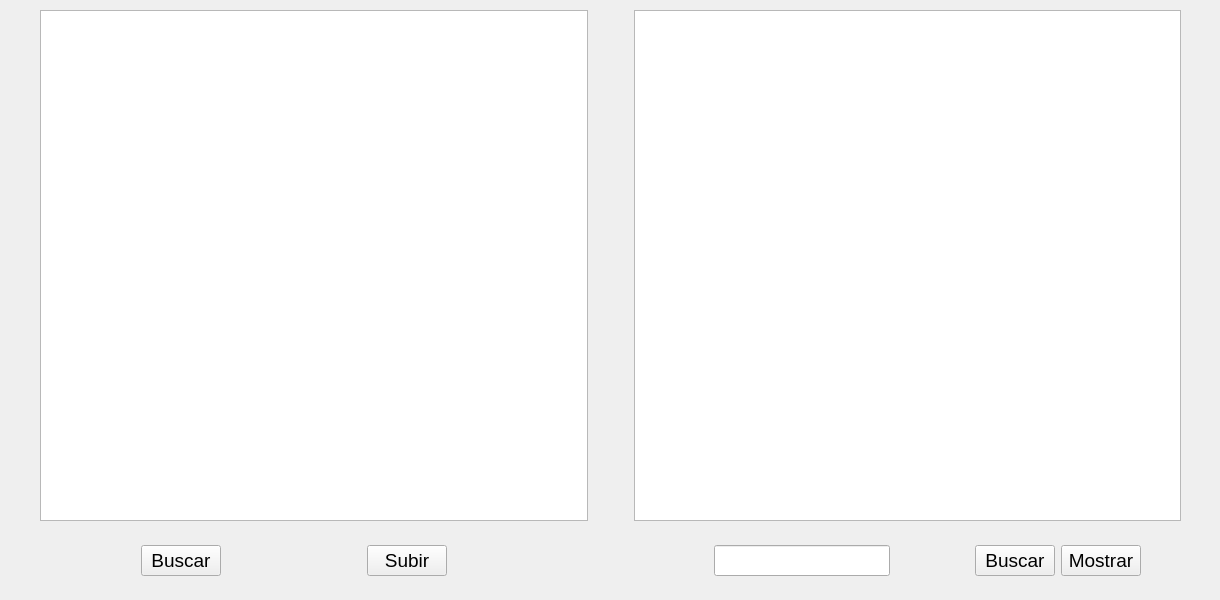
Above: ceSEARCH/widget.ui from JanM10/Proyecto-3-TEC-File-System before the change. Below: the same form after it.
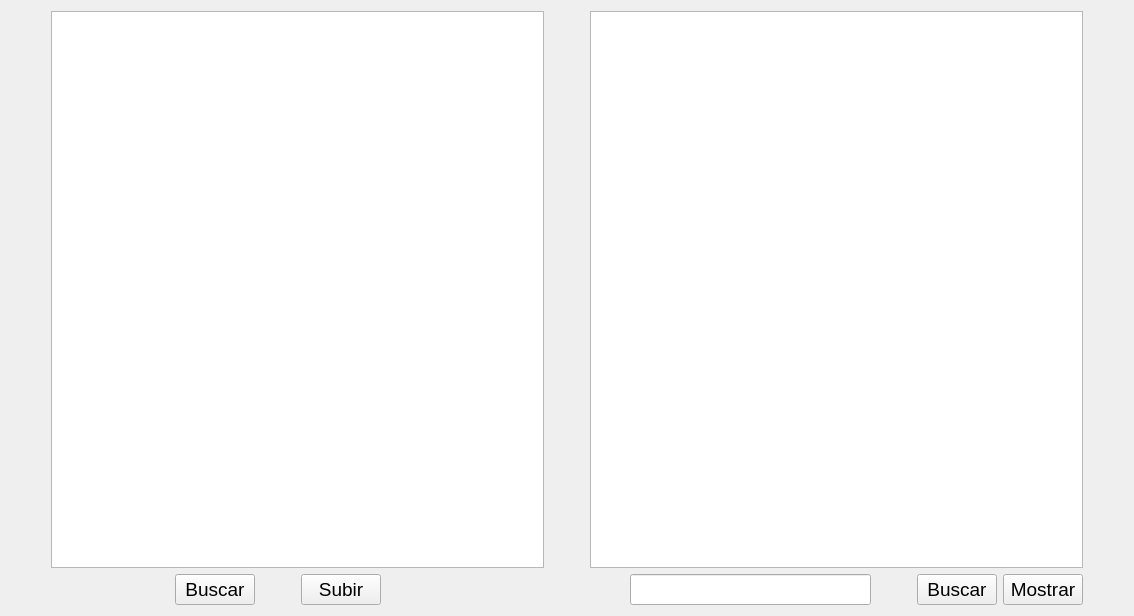
That is the form after the change.

The edit to the form file:
```diff
--- a/ceSEARCH/widget.ui
+++ b/ceSEARCH/widget.ui
@@ -6,25 +6,18 @@
    <rect>
     <x>0</x>
     <y>0</y>
-    <width>1220</width>
-    <height>600</height>
+    <width>1134</width>
+    <height>616</height>
    </rect>
   </property>
   <property name="windowTitle">
    <string>Widget</string>
   </property>
-  <widget class="QWidget" name="">
-   <property name="geometry">
-    <rect>
-     <x>0</x>
-     <y>10</y>
-     <width>1221</width>
-     <height>511</height>
-    </rect>
-   </property>
-   <layout class="QHBoxLayout" name="horizontalLayout">
+  <layout class="QVBoxLayout" name="verticalLayout">
     <item>
-     <spacer name="horizontalSpacer">
+    <layout class="QHBoxLayout" name="horizontalLayout_3">
+     <item>
+      <spacer name="horizontalSpacer_8">
       <property name="orientation">
        <enum>Qt::Horizontal</enum>
       </property>
@@ -49,7 +42,7 @@
      </widget>
     </item>
     <item>
-     <spacer name="horizontalSpacer_2">
+      <spacer name="horizontalSpacer_9">
       <property name="orientation">
        <enum>Qt::Horizontal</enum>
       </property>
@@ -65,7 +58,13 @@
      </spacer>
     </item>
     <item>
-     <widget class="QListView" name="listView"/>
+      <widget class="QListView" name="listaDeResultados">
+       <property name="font">
+        <font>
+         <pointsize>14</pointsize>
+        </font>
+       </property>
+      </widget>
     </item>
     <item>
      <spacer name="horizontalSpacer_10">
@@ -84,24 +83,19 @@
      </spacer>
     </item>
    </layout>
-  </widget>
-  <widget class="QWidget" name="">
-   <property name="geometry">
-    <rect>
-     <x>0</x>
-     <y>540</y>
-     <width>1221</width>
-     <height>41</height>
-    </rect>
-   </property>
+   </item>
+   <item>
    <layout class="QHBoxLayout" name="horizontalLayout_4">
     <item>
-     <layout class="QHBoxLayout" name="horizontalLayout_2">
+      <layout class="QHBoxLayout" name="horizontalLayout">
       <item>
-       <spacer name="horizontalSpacer_3">
+        <spacer name="horizontalSpacer">
         <property name="orientation">
          <enum>Qt::Horizontal</enum>
         </property>
+         <property name="sizeType">
+          <enum>QSizePolicy::Expanding</enum>
+         </property>
         <property name="sizeHint" stdset="0">
          <size>
           <width>40</width>
@@ -123,10 +117,13 @@
        </widget>
       </item>
       <item>
-       <spacer name="horizontalSpacer_4">
+        <spacer name="horizontalSpacer_2">
         <property name="orientation">
          <enum>Qt::Horizontal</enum>
         </property>
+         <property name="sizeType">
+          <enum>QSizePolicy::Minimum</enum>
+         </property>
         <property name="sizeHint" stdset="0">
          <size>
           <width>40</width>
@@ -148,27 +145,12 @@
        </widget>
       </item>
       <item>
-       <spacer name="horizontalSpacer_5">
-        <property name="orientation">
-         <enum>Qt::Horizontal</enum>
-        </property>
-        <property name="sizeHint" stdset="0">
-         <size>
-          <width>40</width>
-          <height>20</height>
-         </size>
-        </property>
-       </spacer>
-      </item>
-     </layout>
-    </item>
-    <item>
-     <spacer name="horizontalSpacer_6">
+        <spacer name="horizontalSpacer_3">
       <property name="orientation">
        <enum>Qt::Horizontal</enum>
       </property>
       <property name="sizeType">
-       <enum>QSizePolicy::Minimum</enum>
+          <enum>QSizePolicy::Expanding</enum>
       </property>
       <property name="sizeHint" stdset="0">
        <size>
@@ -178,13 +160,16 @@
       </property>
      </spacer>
     </item>
-    <item>
-     <layout class="QHBoxLayout" name="horizontalLayout_3">
+      </layout>
+     </item>
       <item>
        <spacer name="horizontalSpacer_7">
         <property name="orientation">
          <enum>Qt::Horizontal</enum>
         </property>
+       <property name="sizeType">
+        <enum>QSizePolicy::Minimum</enum>
+       </property>
         <property name="sizeHint" stdset="0">
          <size>
           <width>40</width>
@@ -194,7 +179,25 @@
        </spacer>
       </item>
       <item>
-       <widget class="QLineEdit" name="lineEdit">
+      <layout class="QHBoxLayout" name="horizontalLayout_2">
+       <item>
+        <spacer name="horizontalSpacer_6">
+         <property name="orientation">
+          <enum>Qt::Horizontal</enum>
+         </property>
+         <property name="sizeType">
+          <enum>QSizePolicy::Minimum</enum>
+         </property>
+         <property name="sizeHint" stdset="0">
+          <size>
+           <width>40</width>
+           <height>20</height>
+          </size>
+         </property>
+        </spacer>
+       </item>
+       <item>
+        <widget class="QLineEdit" name="buscarTexto">
         <property name="font">
          <font>
           <pointsize>14</pointsize>
@@ -203,10 +206,13 @@
        </widget>
       </item>
       <item>
-       <spacer name="horizontalSpacer_8">
+        <spacer name="horizontalSpacer_4">
         <property name="orientation">
          <enum>Qt::Horizontal</enum>
         </property>
+         <property name="sizeType">
+          <enum>QSizePolicy::Minimum</enum>
+         </property>
         <property name="sizeHint" stdset="0">
          <size>
           <width>40</width>
@@ -240,10 +246,13 @@
        </widget>
       </item>
       <item>
-       <spacer name="horizontalSpacer_9">
+        <spacer name="horizontalSpacer_5">
         <property name="orientation">
          <enum>Qt::Horizontal</enum>
         </property>
+         <property name="sizeType">
+          <enum>QSizePolicy::Minimum</enum>
+         </property>
         <property name="sizeHint" stdset="0">
          <size>
           <width>40</width>
@@ -255,7 +264,8 @@
      </layout>
     </item>
    </layout>
-  </widget>
+   </item>
+  </layout>
  </widget>
  <resources/>
  <connections/>
```
Lines whose indentation alone changed are shown as unchanged.
